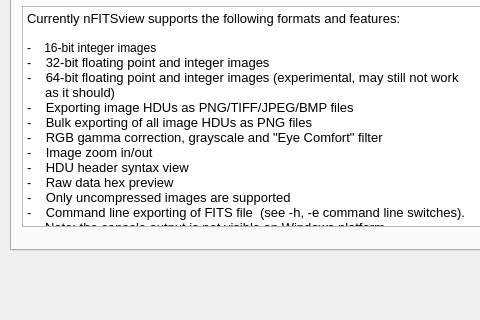
Above: aboutdialog.ui from surhh/nfitsview before the change; both pictures show x 0 to 480 and y 180 to 500 of the 600 by 500 pixel window. Below: the same form after it.
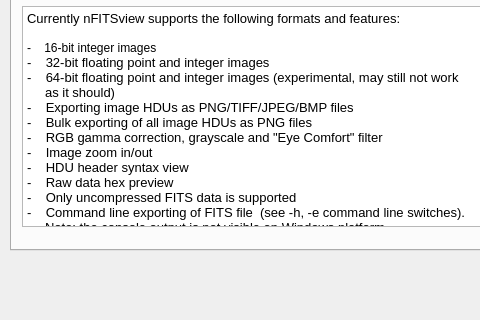
That is the form after the change. The open tabs and pages were chosen to show the change. Icons and pictures are not drawn.

Commit message: About dialog minor change. Release 1.7 is ready - TIFF export added in this release

The edit to the form file:
```diff
--- a/aboutdialog.ui
+++ b/aboutdialog.ui
@@ -216,7 +216,7 @@
 &lt;p style=&quot; margin-top:0px; margin-bottom:0px; margin-left:0px; margin-right:0px; -qt-block-indent:0; text-indent:0px;&quot;&gt;&lt;span style=&quot; font-family:'Noto Sans'; font-size:10pt;&quot;&gt;-    Image zoom in/out&lt;/span&gt;&lt;/p&gt;
 &lt;p style=&quot; margin-top:0px; margin-bottom:0px; margin-left:0px; margin-right:0px; -qt-block-indent:0; text-indent:0px;&quot;&gt;&lt;span style=&quot; font-family:'Noto Sans'; font-size:10pt;&quot;&gt;-    HDU header syntax view&lt;/span&gt;&lt;/p&gt;
 &lt;p style=&quot; margin-top:0px; margin-bottom:0px; margin-left:0px; margin-right:0px; -qt-block-indent:0; text-indent:0px;&quot;&gt;&lt;span style=&quot; font-family:'Noto Sans'; font-size:10pt;&quot;&gt;-    Raw data hex preview&lt;/span&gt;&lt;/p&gt;
-&lt;p style=&quot; margin-top:0px; margin-bottom:0px; margin-left:0px; margin-right:0px; -qt-block-indent:0; text-indent:0px;&quot;&gt;&lt;span style=&quot; font-family:'Noto Sans'; font-size:10pt;&quot;&gt;-    Only uncompressed images are supported &lt;/span&gt;&lt;/p&gt;
+&lt;p style=&quot; margin-top:0px; margin-bottom:0px; margin-left:0px; margin-right:0px; -qt-block-indent:0; text-indent:0px;&quot;&gt;&lt;span style=&quot; font-family:'Noto Sans'; font-size:10pt;&quot;&gt;-    Only uncompressed FITS data is supported &lt;/span&gt;&lt;/p&gt;
 &lt;p style=&quot; margin-top:0px; margin-bottom:0px; margin-left:0px; margin-right:0px; -qt-block-indent:0; text-indent:0px;&quot;&gt;&lt;span style=&quot; font-family:'Noto Sans'; font-size:10pt;&quot;&gt;-    Command line exporting of FITS file  (see -h, -e command line switches).&lt;/span&gt;&lt;/p&gt;
 &lt;p style=&quot; margin-top:0px; margin-bottom:0px; margin-left:0px; margin-right:0px; -qt-block-indent:0; text-indent:0px;&quot;&gt;&lt;span style=&quot; font-family:'Noto Sans'; font-size:10pt;&quot;&gt;     Note: the console output is not visible on Windows platform.&lt;/span&gt;&lt;/p&gt;
 &lt;p style=&quot;-qt-paragraph-type:empty; margin-top:0px; margin-bottom:0px; margin-left:0px; margin-right:0px; -qt-block-indent:0; text-indent:0px; font-family:'Noto Sans'; font-size:10pt;&quot;&gt;&lt;br /&gt;&lt;/p&gt;
```
